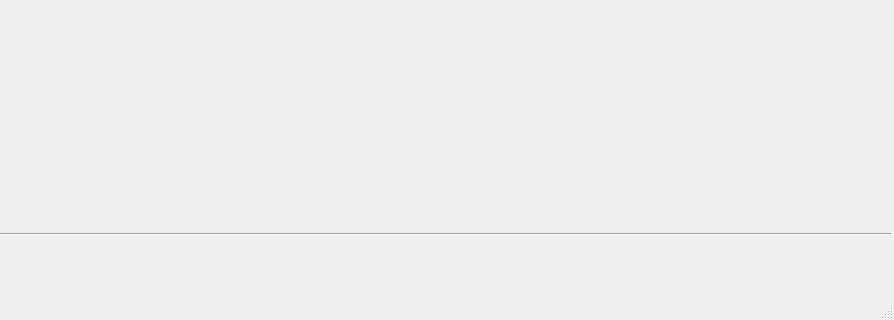
First picture: the form in src/mainwindow.ui, repository AlexeyProg/codenames, before the edit; both pictures show x 0 to 894 and y 194 to 514 of the 894 by 514 pixel window.
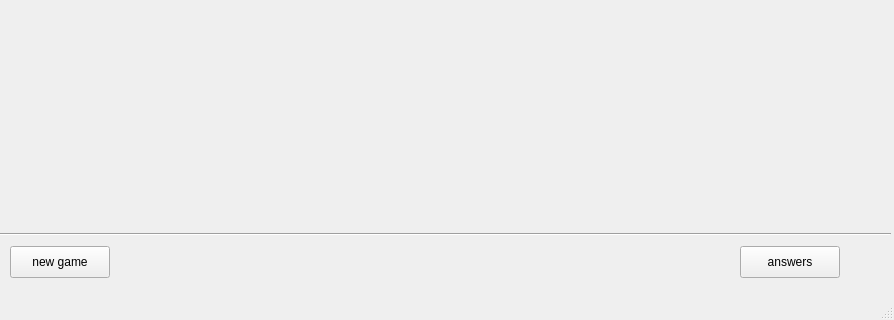
Second picture: the form after the edit.

Patch:
```diff
--- a/src/mainwindow.ui
+++ b/src/mainwindow.ui
@@ -64,6 +64,32 @@
      <enum>Qt::Horizontal</enum>
     </property>
    </widget>
+   <widget class="QPushButton" name="pushButton_newgame">
+    <property name="geometry">
+     <rect>
+      <x>10</x>
+      <y>440</y>
+      <width>100</width>
+      <height>32</height>
+     </rect>
+    </property>
+    <property name="text">
+     <string>new game</string>
+    </property>
+   </widget>
+   <widget class="QPushButton" name="pushButton">
+    <property name="geometry">
+     <rect>
+      <x>740</x>
+      <y>440</y>
+      <width>100</width>
+      <height>32</height>
+     </rect>
+    </property>
+    <property name="text">
+     <string>answers</string>
+    </property>
+   </widget>
   </widget>
   <widget class="QMenuBar" name="menubar">
    <property name="geometry">
```
Left out of the diff: 9 changed lines with no effect on the pictures.
